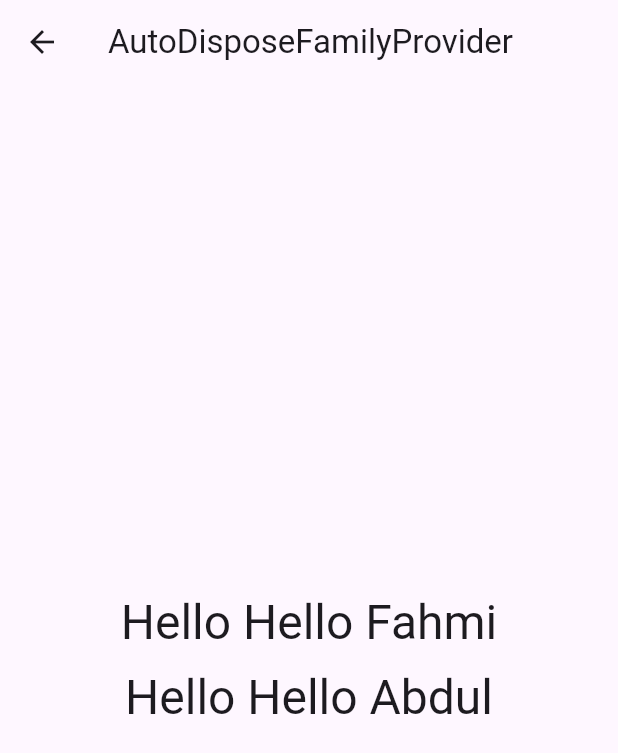
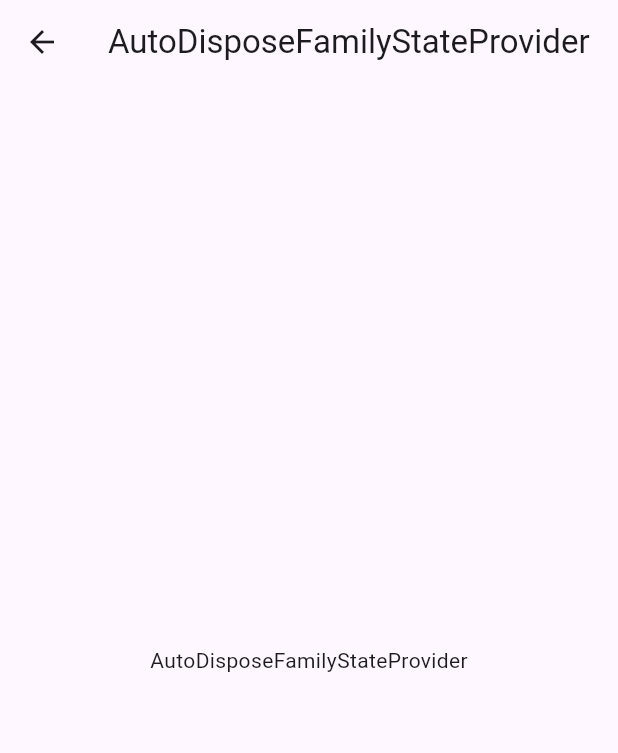
Before and after one commit to fahmi54321/riverpod_basic, a Flutter app: the AutoDisposeFamilyPage screen opened directly, on a phone screen of 412 x 824 dp. Shown: the top 753 px of the screen. Run offline on Flutter 3.47's test engine with Material 3 defaults, Android fonts, the phone set to English and light mode, and no system bars; our stand-ins replace flutter_riverpod.

Commit message:
state provider basic

```diff
--- a/lib/pages/auto_dispose/auto_dispose_page.dart
+++ b/lib/pages/auto_dispose/auto_dispose_page.dart
@@ -1,27 +1,18 @@
 import 'package:flutter/material.dart';
 import 'package:flutter_riverpod/flutter_riverpod.dart';
-import 'package:provider/pages/auto_dispose/auto_dispose_provider.dart';
 
 class AutoDisposePage extends ConsumerWidget {
   const AutoDisposePage({super.key});
 
   @override
   Widget build(BuildContext context, WidgetRef ref) {
-    // todo 17 implement riverpod, ingat pemanggilannya ada 'Provider' dibelakangnya ==> autoDisposeHelloProvider
-    final hello = ref.watch(autoDisposeHelloProvider);
     return Scaffold(
       appBar: AppBar(
-        title: const Text('AutoDisposeProvider'),
+        title: const Text('AutoDisposeStateProvider'),
       ),
-      body: Center(
-        child: Text(
-          '$hello',
-          style: Theme.of(context).textTheme.headlineLarge,
-        ),
+      body: const Center(
+        child: Text('AutoDisposeStateProvider'),
       ),
     );
   }
 }
-
-// todo 18 (run app)
-// todo 19 (next family_provider.dart)
--- a/lib/pages/auto_dispose_family/auto_dispose_family_page.dart
+++ b/lib/pages/auto_dispose_family/auto_dispose_family_page.dart
@@ -1,37 +1,17 @@
 import 'package:flutter/material.dart';
 import 'package:flutter_riverpod/flutter_riverpod.dart';
-import 'package:provider/pages/auto_dispose_family/auto_dispose_family_provider.dart';
 
 class AutoDisposeFamilyPage extends ConsumerWidget {
   const AutoDisposeFamilyPage({super.key});
 
   @override
   Widget build(BuildContext context, WidgetRef ref) {
-    final helloFahmi = ref.watch(autoDisposeFamilyHelloProvider('Fahmi'));
-    final helloAbdul = ref.watch(autoDisposeFamilyHelloProvider('Abdul'));
-
-    // todo 3 implement count provider (finish)
-    ref.watch(counterProvider(Counter(count: 0)));
-    ref.watch(counterProvider(Counter(count: 0)));
     return Scaffold(
       appBar: AppBar(
-        title: const Text('AutoDisposeFamilyProvider'),
+        title: const Text('AutoDisposeFamilyStateProvider'),
       ),
-      body: Center(
-        child: Column(
-          mainAxisAlignment: MainAxisAlignment.center,
-          children: [
-            Text(
-              'Hello $helloFahmi',
-              style: Theme.of(context).textTheme.headlineLarge,
-            ),
-            const SizedBox(height: 10.0),
-            Text(
-              'Hello $helloAbdul',
-              style: Theme.of(context).textTheme.headlineLarge,
-            ),
-          ],
-        ),
+      body: const Center(
+        child: Text('AutoDisposeFamilyStateProvider'),
       ),
     );
   }
--- a/lib/pages/auto_dispose_family/auto_dispose_family_provider.dart
+++ /dev/null
@@ -1,65 +0,0 @@
-// ignore_for_file: public_member_api_docs, sort_constructors_first
-import 'dart:developer';
-
-import 'package:equatable/equatable.dart';
-import 'package:flutter_riverpod/flutter_riverpod.dart';
-import 'package:riverpod_annotation/riverpod_annotation.dart'; // todo 29 import riverpod_annotation
-
-// todo 30 buat part dengan mengetik 'riverpodPart' jika extensi riverpod diaktifkan
-part 'auto_dispose_family_provider.g.dart';
-
-class Counter extends Equatable {
-  final int count;
-  Counter({
-    required this.count,
-  });
-
-  @override
-  String toString() => 'Counter(count: $count)';
-
-  @override
-  List<Object> get props => [count];
-}
-
-// todo 31 comment code sebelumnya
-
-// final counterProvider = Provider.autoDispose.family<int, Counter>(
-//   (ref, c) {
-//     ref.onDispose(() {
-//       log('counterProvider($c) disposed');
-//     });
-//     return c.count;
-//   },
-// );
-// final autoDisposeFamilyHelloProvider =
-//     Provider.autoDispose.family<String, String>((ref, name) {
-//   ref.onDispose(() {
-//     log('autoDisposeFamilyHelloProvider($name) disposed');
-//   });
-//   return 'Hello $name';
-// });
-
-// todo 32 buat riverpod objek counter dan autoDisposeFamilyHello dengan mengetik 'riverpod' lalu pilih yang riverpod
-// @riverpod = Riverpod({bool keepALive = false, List<Object> ? dependencies})
-// keepALive = false berarti autoDispose = true
-// note = penamaan kalau bisa tidak ada provider dibelakangnya
-//        counterProvider = wrong
-//        counter = correct
-
-@riverpod
-int counter(Ref ref, Counter c) {
-  ref.onDispose(() {
-    log('counterProvider($c) disposed');
-  });
-  return c.count;
-}
-
-@riverpod
-autoDisposeFamilyHello(Ref ref, String nama) {
-  ref.onDispose(() {
-    log('autoDisposeFamilyHelloProvider($nama) disposed');
-  });
-  return 'Hello $nama';
-}
-
-// todo 33 run app (finish)
```
Also changed, not shown: lib/main.dart (+6 -6 lines), lib/pages/auto_dispose/auto_dispose_provider.dart (deleted, +0 -35 lines), lib/pages/basic/basic_page.dart (+31 -68 lines), lib/pages/basic/basic_provider.dart (+7 -48 lines), lib/pages/family/family_page.dart (+4 -24 lines), lib/pages/family/family_provider.dart (deleted, +0 -30 lines), lib/pages/auto_dispose/auto_dispose_provider.g.dart (deleted), lib/pages/auto_dispose_family/auto_dispose_family_provider.g.dart (deleted), lib/pages/basic/basic_provider.g.dart (deleted), lib/pages/family/family_provider.g.dart (deleted).
